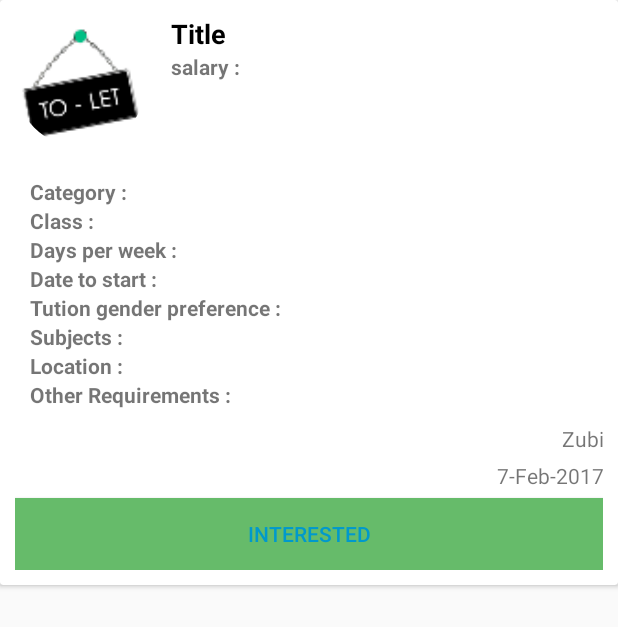
After one commit to kaizer1161/to-let, an Android app: the layout dash_board_feed_layout.xml on its own in the app's theme, with its tools: preview values and no code run, on a phone screen of 412 x 824 dp. The commit adds this screen. Shown: the top 627 px of the screen. Run offline under Robolectric (Android 15) with nearby library versions, the phone set to English and light mode, and no system bars.

Commit message:
feed layout added

```diff
--- a/app/src/main/res/layout/content_dash_board.xml
+++ b/app/src/main/res/layout/content_dash_board.xml
@@ -13,8 +13,5 @@
     tools:context="com.rent.afor.space.tolet.kaizer.tolet.DashBoard"
     tools:showIn="@layout/app_bar_dash_board">
 
-    <TextView
-        android:layout_width="wrap_content"
-        android:layout_height="wrap_content"
-        android:text="Hello World!" />
+
 </RelativeLayout>
--- /dev/null
+++ b/app/src/main/res/layout/dash_board_feed_container_layout.xml
@@ -0,0 +1,15 @@
+<?xml version="1.0" encoding="utf-8"?>
+<android.support.v4.widget.SwipeRefreshLayout xmlns:android="http://schemas.android.com/apk/res/android"
+    android:id="@+id/swipe_down_to_refresh_job_feed_id"
+    android:layout_width="match_parent"
+    android:layout_height="wrap_content">
+
+    <android.support.v7.widget.RecyclerView
+        android:id="@+id/newsView_newsFeed_RecyclerView_id"
+        android:layout_width="match_parent"
+        android:layout_height="match_parent"
+        android:scrollbars="vertical">
+
+    </android.support.v7.widget.RecyclerView>
+
+</android.support.v4.widget.SwipeRefreshLayout>
--- /dev/null
+++ b/app/src/main/res/layout/dash_board_feed_layout.xml
@@ -0,0 +1,278 @@
+<?xml version="1.0" encoding="utf-8"?>
+<android.support.v7.widget.CardView xmlns:android="http://schemas.android.com/apk/res/android"
+    xmlns:app="http://schemas.android.com/apk/res-auto"
+    xmlns:tools="http://schemas.android.com/tools"
+    android:id="@+id/job_Field_cardView_id"
+    android:layout_width="match_parent"
+    android:layout_height="wrap_content">
+
+    <LinearLayout
+        android:layout_width="match_parent"
+        android:layout_height="wrap_content"
+        android:orientation="vertical"
+        android:padding="10dp">
+
+        <LinearLayout
+            android:id="@+id/job_feed_content_basic_layout_id"
+            android:layout_width="match_parent"
+            android:layout_height="wrap_content"
+            android:background="?android:attr/selectableItemBackground"
+            android:minHeight="88dp">
+
+            <de.hdodenhof.circleimageview.CircleImageView
+                android:id="@+id/user_pro_pic_id"
+                android:layout_width="88dp"
+                android:layout_height="88dp"
+                android:src="@mipmap/ic_launcher"
+                app:border_width="2dp" />
+
+            <LinearLayout
+                android:id="@+id/text_Field_id"
+                android:layout_width="0dp"
+                android:layout_height="match_parent"
+                android:layout_weight="1"
+                android:orientation="vertical"
+                android:paddingLeft="16dp">
+
+                <TextView
+                    android:id="@+id/title_text_view_id"
+                    android:layout_width="match_parent"
+                    android:layout_height="wrap_content"
+                    android:textAppearance="?android:textAppearanceMedium"
+                    android:textColor="@android:color/black"
+                    android:textStyle="bold"
+                    tools:text="Title" />
+
+                <LinearLayout
+                    android:layout_width="match_parent"
+                    android:layout_height="wrap_content"
+                    android:orientation="horizontal"
+                    android:paddingBottom="5dp"
+                    android:paddingRight="10dp">
+
+                    <TextView
+                        android:layout_width="wrap_content"
+                        android:layout_height="wrap_content"
+                        android:text="salary : "
+                        android:textStyle="bold" />
+
+                    <TextView
+                        android:id="@+id/salary_text_view_id"
+                        android:layout_width="wrap_content"
+                        android:layout_height="wrap_content"
+                        android:paddingBottom="5dp" />
+
+                </LinearLayout>
+
+            </LinearLayout>
+
+            <ImageView
+                android:id="@+id/clickButton_id"
+                android:layout_width="48dp"
+                android:layout_height="wrap_content"
+                android:layout_gravity="bottom"
+                android:paddingRight="16dp" />
+
+        </LinearLayout>
+
+        <LinearLayout
+            android:id="@+id/job_feed_content_detail_layout_id"
+            android:layout_width="match_parent"
+            android:layout_height="wrap_content"
+            android:layout_marginTop="20dp"
+            android:orientation="vertical">
+
+            <LinearLayout
+                android:layout_width="match_parent"
+                android:layout_height="wrap_content"
+                android:orientation="horizontal"
+                android:paddingLeft="10dp"
+                android:paddingRight="10dp">
+
+                <TextView
+                    android:layout_width="wrap_content"
+                    android:layout_height="wrap_content"
+                    android:text="Category : "
+                    android:textStyle="bold" />
+
+                <TextView
+                    android:id="@+id/preferred_medium_job_feed_id"
+                    android:layout_width="wrap_content"
+                    android:layout_height="wrap_content" />
+
+            </LinearLayout>
+
+            <LinearLayout
+                android:layout_width="match_parent"
+                android:layout_height="wrap_content"
+                android:orientation="horizontal"
+                android:paddingLeft="10dp"
+                android:paddingRight="10dp">
+
+                <TextView
+                    android:layout_width="wrap_content"
+                    android:layout_height="wrap_content"
+                    android:text="Class : "
+                    android:textStyle="bold" />
+
+                <TextView
+                    android:id="@+id/class_of_student_job_feed_id"
+                    android:layout_width="wrap_content"
+                    android:layout_height="wrap_content" />
+
+            </LinearLayout>
+
+            <LinearLayout
+                android:layout_width="match_parent"
+                android:layout_height="wrap_content"
+                android:orientation="horizontal"
+                android:paddingLeft="10dp"
+                android:paddingRight="10dp">
+
+
+                <TextView
+                    android:layout_width="wrap_content"
+                    android:layout_height="wrap_content"
+                    android:text="Days per week : "
+                    android:textStyle="bold" />
+
+                <TextView
+                    android:id="@+id/days_per_week_job_feed_id"
+                    android:layout_width="wrap_content"
+                    android:layout_height="wrap_content" />
+
+            </LinearLayout>
+
+            <LinearLayout
+                android:layout_width="match_parent"
+                android:layout_height="wrap_content"
+                android:orientation="horizontal"
+                android:paddingLeft="10dp"
+                android:paddingRight="10dp">
+
+                <TextView
+                    android:layout_width="wrap_content"
+                    android:layout_height="wrap_content"
+                    android:text="Date to start : "
+                    android:textStyle="bold" />
+
+                <TextView
+                    android:id="@+id/date_job_feed_id"
+                    android:layout_width="wrap_content"
+                    android:layout_height="wrap_content" />
+
+            </LinearLayout>
+
+            <LinearLayout
+                android:layout_width="match_parent"
+                android:layout_height="wrap_content"
+                android:orientation="horizontal"
+                android:paddingLeft="10dp"
+                android:paddingRight="10dp">
+
+                <TextView
+                    android:layout_width="wrap_content"
+                    android:layout_height="wrap_content"
+                    android:text="Tution gender preference : "
+                    android:textStyle="bold" />
+
+                <TextView
+                    android:id="@+id/gender_preference_job_feed_id"
+                    android:layout_width="wrap_content"
+                    android:layout_height="wrap_content" />
+
+            </LinearLayout>
+
+            <LinearLayout
+                android:layout_width="match_parent"
+                android:layout_height="wrap_content"
+                android:orientation="horizontal"
+                android:paddingLeft="10dp"
+                android:paddingRight="10dp">
+
+                <TextView
+                    android:layout_width="wrap_content"
+                    android:layout_height="wrap_content"
+                    android:text="Subjects : "
+                    android:textStyle="bold" />
+
+                <TextView
+                    android:id="@+id/subject_jod_feed_id"
+                    android:layout_width="wrap_content"
+                    android:layout_height="wrap_content" />
+
+            </LinearLayout>
+
+            <LinearLayout
+                android:layout_width="match_parent"
+                android:layout_height="wrap_content"
+                android:orientation="horizontal"
+                android:paddingLeft="10dp"
+                android:paddingRight="10dp">
+
+                <TextView
+                    android:layout_width="wrap_content"
+                    android:layout_height="wrap_content"
+                    android:text="Location : "
+                    android:textStyle="bold" />
+
+                <TextView
+                    android:id="@+id/location_job_feed_id"
+                    android:layout_width="wrap_content"
+                    android:layout_height="wrap_content" />
+
+            </LinearLayout>
+
+            <LinearLayout
+                android:layout_width="match_parent"
+                android:layout_height="wrap_content"
+                android:orientation="horizontal"
+                android:paddingBottom="10dp"
+                android:paddingLeft="10dp"
+                android:paddingRight="10dp">
+
+                <TextView
+                    android:layout_width="wrap_content"
+                    android:layout_height="wrap_content"
+                    android:text="Other Requirements : "
+                    android:textStyle="bold" />
+
+                <TextView
+                    android:id="@+id/additional_info_job_feed_id"
+                    android:layout_width="wrap_content"
+                    android:layout_height="wrap_content" />
+
+            </LinearLayout>
+
+            <TextView
+                android:id="@+id/post_user_name_job_feed_id"
+                android:layout_width="match_parent"
+                android:layout_height="wrap_content"
+                android:gravity="right"
+                android:paddingBottom="5dp"
+                android:paddingLeft="10dp"
+                android:text="Zubi" />
+
+            <TextView
+                android:id="@+id/date_of_job_feed_post_id"
+                android:layout_width="match_parent"
+                android:layout_height="wrap_content"
+                android:gravity="right"
+                android:paddingBottom="5dp"
+                android:paddingLeft="10dp"
+                android:text="7-Feb-2017" />
+
+            <Button
+                android:id="@+id/interest_btn_id"
+                android:layout_width="match_parent"
+                android:layout_height="wrap_content"
+                android:background="#66BB6A"
+                android:padding="10dp"
+                android:text="Interested"
+                android:textColor="@android:color/holo_blue_dark" />
+
+        </LinearLayout>
+
+    </LinearLayout>
+
+</android.support.v7.widget.CardView>
--- a/app/src/main/res/layout/signup_login_activity_slide_up_panel.xml
+++ b/app/src/main/res/layout/login_signup_activity_slide_up_panel.xml
@@ -2,6 +2,7 @@
 <android.support.design.widget.CoordinatorLayout xmlns:android="http://schemas.android.com/apk/res/android"
     xmlns:app="http://schemas.android.com/apk/res-auto"
     xmlns:tools="http://schemas.android.com/tools"
+    android:id="@+id/login_signup_coordinator_layout"
     android:layout_width="match_parent"
     android:layout_height="match_parent"
     android:fitsSystemWindows="true"
@@ -60,7 +61,7 @@
                 android:textColorHint="@color/colorAccent">
 
                 <android.support.design.widget.TextInputEditText
-                    android:id="@+id/usernameEditText_id"
+                    android:id="@+id/email_login_EditText_id"
                     android:layout_width="match_parent"
                     android:layout_height="wrap_content"
                     android:hint="@string/hint_email"
@@ -70,7 +71,7 @@
             </android.support.design.widget.TextInputLayout>
 
             <android.support.design.widget.TextInputLayout
-                android:id="@+id/password_holder_id"
+                android:id="@+id/password_login_text_input_layout"
                 android:layout_width="match_parent"
                 android:layout_height="wrap_content"
                 android:layout_below="@+id/email_edit_text_input_layout"
@@ -78,7 +79,7 @@
                 app:passwordToggleEnabled="true">
 
                 <android.support.design.widget.TextInputEditText
-                    android:id="@+id/passwordEditText_id"
+                    android:id="@+id/password_login_edit_text_id"
                     android:layout_width="match_parent"
                     android:layout_height="wrap_content"
                     android:hint="@string/hint_password"
@@ -92,14 +93,14 @@
                 android:id="@+id/login_progress_view_id"
                 android:layout_width="match_parent"
                 android:layout_height="wrap_content"
-                android:layout_below="@+id/password_holder_id" />
+                android:layout_below="@+id/password_login_text_input_layout" />
 
             <Button
                 android:id="@+id/loginBtn_id"
                 android:layout_width="match_parent"
                 android:layout_height="70dp"
-                android:layout_below="@+id/password_holder_id"
-                android:onClick="btnClicked"
+                android:layout_below="@+id/password_login_text_input_layout"
+                android:onClick="loginSignupBtnClicked"
                 android:text="@string/login" />
 
         </RelativeLayout>
@@ -132,11 +133,13 @@
         app:layout_behavior="@string/bottom_sheet_behavior">
 
         <android.support.v7.widget.AppCompatTextView
+            android:id="@+id/login_create_new_account_bottom_sheet"
             android:layout_width="wrap_content"
             android:layout_height="wrap_content"
             android:layout_gravity="center|top"
+            android:onClick="loginSignupBtnClicked"
             android:padding="16dp"
-            android:text="Hello, Bottom Sheet!" />
+            android:text="@string/create_new_account" />
 
         <LinearLayout xmlns:android="http://schemas.android.com/apk/res/android"
             android:layout_width="match_parent"
@@ -157,7 +160,7 @@
                     android:textColorHint="@color/colorAccent">
 
                     <android.support.design.widget.TextInputEditText
-                        android:id="@+id/Signup_Username_EditText_id"
+                        android:id="@+id/signup_Username_EditText_id"
                         android:layout_width="match_parent"
                         android:layout_height="wrap_content"
                         android:hint="@string/hint_full_name"
@@ -178,7 +181,7 @@
                     android:textColorHint="@color/colorAccent">
 
                     <android.support.design.widget.TextInputEditText
-                        android:id="@+id/Signup_Phone_EditText_id"
+                        android:id="@+id/signup_Phone_EditText_id"
                         android:layout_width="match_parent"
                         android:layout_height="wrap_content"
                         android:hint="@string/hint_phone_number"
@@ -197,10 +200,10 @@
                     android:textColorHint="@color/colorAccent">
 
                     <android.support.design.widget.TextInputEditText
-                        android:id="@+id/Signup_Email_EditText_id"
+                        android:id="@+id/signup_Email_EditText_id"
                         android:layout_width="match_parent"
                         android:layout_height="wrap_content"
-                        android:layout_below="@id/Signup_Phone_EditText_id"
+                        android:layout_below="@id/signup_Phone_EditText_id"
                         android:hint="@string/hint_email"
                         android:inputType="textEmailAddress"
                         android:maxLength="63"
@@ -218,10 +221,10 @@
                     android:textColorHint="@color/colorAccent">
 
                     <android.support.design.widget.TextInputEditText
-                        android:id="@+id/Signup_Password_EditText_id"
+                        android:id="@+id/signup_Password_EditText_id"
                         android:layout_width="match_parent"
                         android:layout_height="wrap_content"
-                        android:layout_below="@id/Signup_Email_EditText_id"
+                        android:layout_below="@id/signup_Email_EditText_id"
                         android:hint="@string/hint_password"
                         android:inputType="textPassword"
                         android:maxLength="30"
@@ -238,10 +241,10 @@
                     android:textColorHint="@color/colorAccent">
 
                     <android.support.design.widget.TextInputEditText
-                        android:id="@+id/Signup_Password_ReEnter_EditText_id"
+                        android:id="@+id/signup_Password_ReEnter_EditText_id"
                         android:layout_width="match_parent"
                         android:layout_height="wrap_content"
-                        android:layout_below="@id/Signup_Password_EditText_id"
+                        android:layout_below="@id/signup_Password_EditText_id"
                         android:hint="@string/hint_re_enter_password"
                         android:inputType="textPassword"
                         android:maxLength="30"
@@ -264,9 +267,10 @@
                     android:layout_height="wrap_content" />
 
                 <Button
-                    android:id="@+id/nextToCategoryBtn_id"
+                    android:id="@+id/create_account_Btn_id"
                     android:layout_width="match_parent"
                     android:layout_height="wrap_content"
+                    android:onClick="loginSignupBtnClicked"
                     android:text="@string/create_account" />
 
             </RelativeLayout>
```
